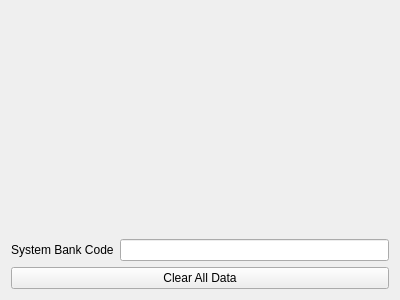
Before: the Qt Designer form VASystem/UI/SysConfigWidget.ui in rocking5566/Gaea, drawn with Qt 5.
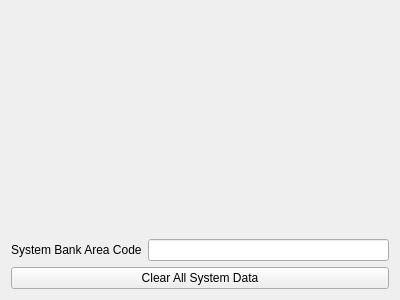
After: the same form once the commit is applied.

Commit message: [What] Implement sysconfig 1. Set bank area code 2. Add button set system to default

```diff
--- a/VASystem/UI/SysConfigWidget.ui
+++ b/VASystem/UI/SysConfigWidget.ui
@@ -17,7 +17,7 @@
    <item row="1" column="0">
     <widget class="QLabel" name="label">
      <property name="text">
-      <string>System Bank Code</string>
+      <string>System Bank Area Code</string>
      </property>
     </widget>
    </item>
@@ -34,7 +34,7 @@
       <bool>true</bool>
      </property>
      <property name="text">
-      <string>Clear All Data</string>
+      <string>Clear All System Data</string>
      </property>
     </widget>
    </item>
```
Left out of the diff: 4 changed lines with no effect on the pictures. The commit also changes 5 other files.
